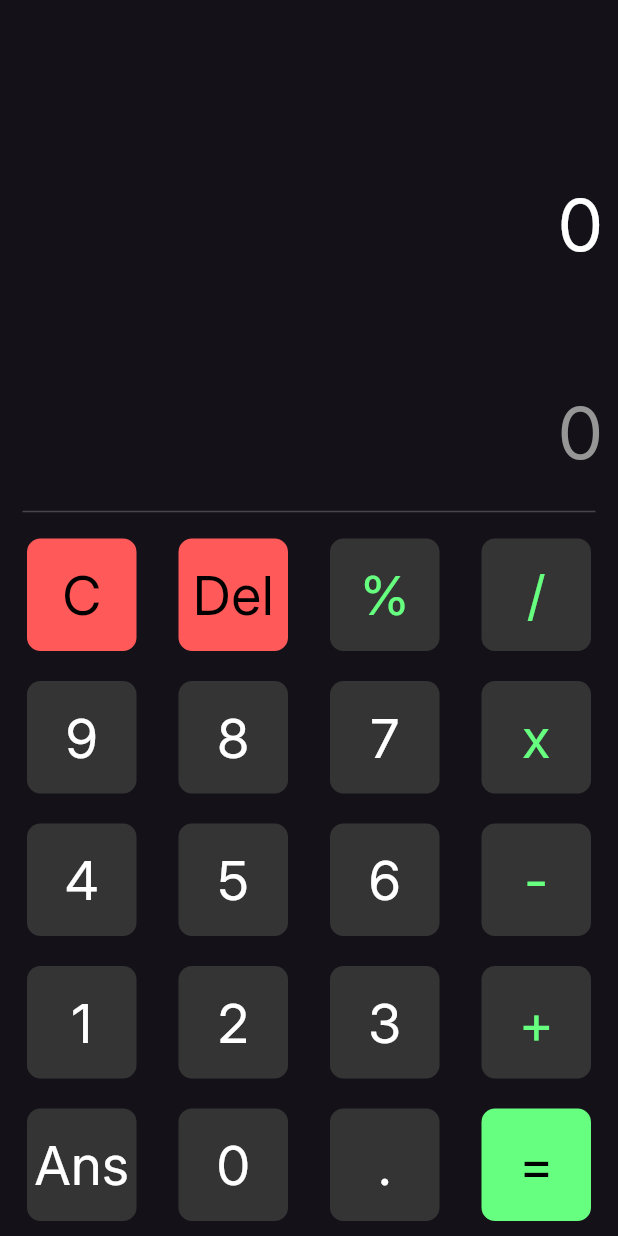
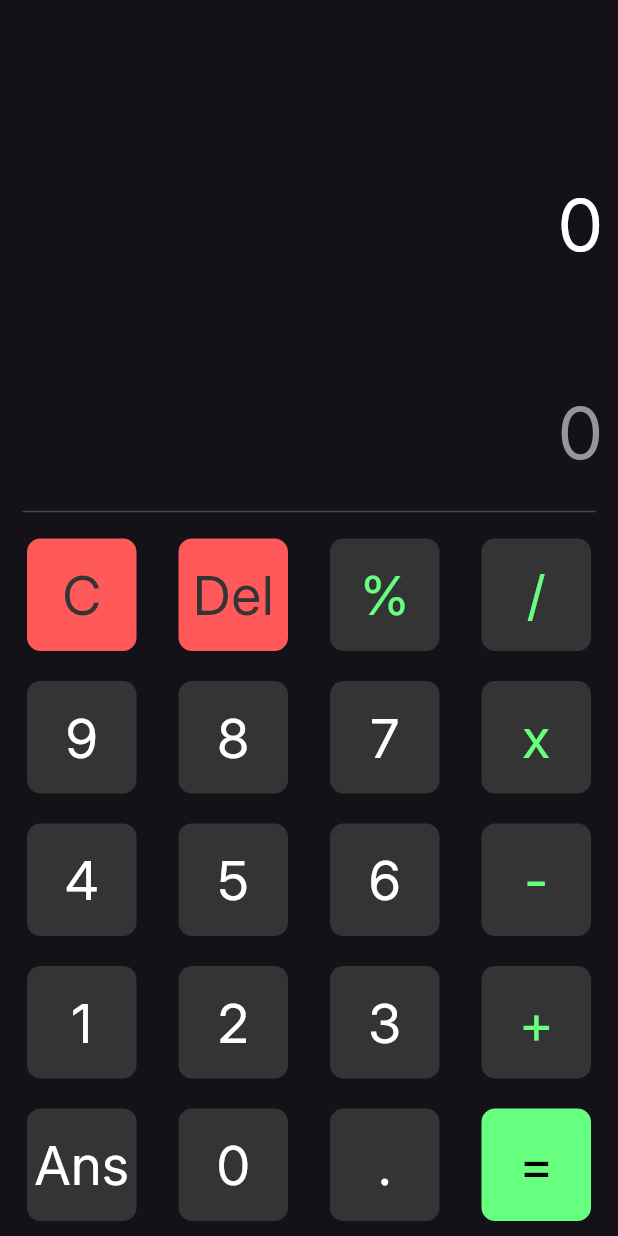
Before and after one commit to yasser-osamaa/Calculator, a Flutter app: the screen it shows after launch, on a phone screen of 412 x 824 dp. Run offline on Flutter 3.47's test engine with Material 3 defaults, Android fonts, the phone set to English and light mode, and no system bars; our stand-ins replace math_expressions.

```diff
--- a/lib/views/calculater_view.dart
+++ b/lib/views/calculater_view.dart
@@ -138,13 +138,13 @@ class _CalculaterViewState extends State<CalculaterView> {
             children: [
               CustomCalcButton(
                 calcBtn: 'C',
-                txtColor: Colors.black,
+                txtColor: const Color(0xff343434),
                 backgroundColor: kDeleteColor,
                 onTap: pressButton,
               ),
               CustomCalcButton(
                 calcBtn: 'Del',
-                txtColor: Colors.black,
+                txtColor: const Color(0xff343434),
                 backgroundColor: kDeleteColor,
                 onTap: pressButton,
               ),
--- a/lib/widgets/custom_calc_button.dart
+++ b/lib/widgets/custom_calc_button.dart
@@ -14,7 +14,7 @@ class CustomCalcButton extends StatelessWidget {
   @override
   Widget build(BuildContext context) {
     return Padding(
-      padding: const EdgeInsets.all(10),
+      padding: const EdgeInsets.symmetric(vertical: 10, horizontal: 10),
       child: GestureDetector(
         onTap: () => onTap(calcBtn),
         child: Container(
```
